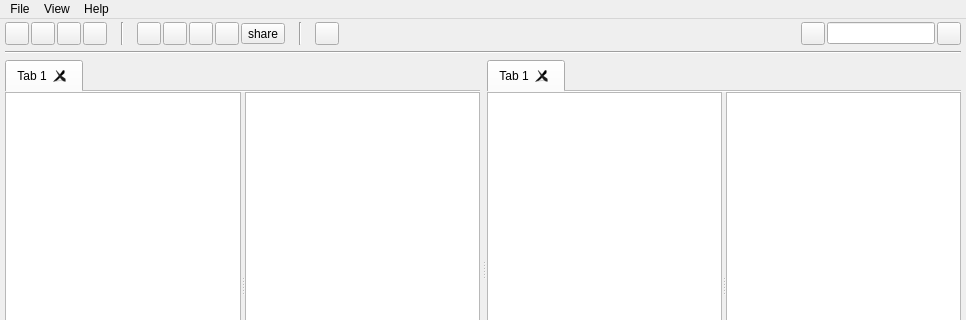
Above: mainwindow.ui from yunnsbz/File-Manager before the change; both pictures show x 0 to 966 and y 0 to 320 of the 966 by 528 pixel window. Below: the same form after it.
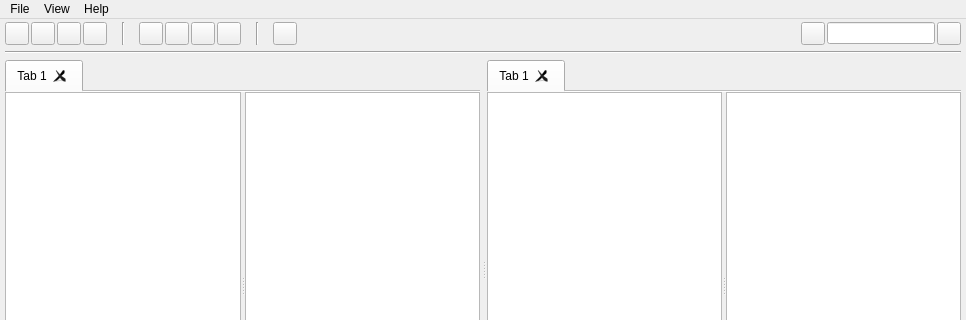
That is the form after the change. Icons and pictures are not drawn.

Commit message:
upper folder button functionality added
share button removed

```diff
--- a/mainwindow.ui
+++ b/mainwindow.ui
@@ -55,7 +55,7 @@
      <number>0</number>
     </property>
     <item>
-     <layout class="QHBoxLayout" name="toolBar" stretch="0,0,0,0,1,0,1,0,0,0,0,0,1,0,1,0,40,0,0,0">
+     <layout class="QHBoxLayout" name="toolBar" stretch="0,0,0,0,1,0,1,0,0,0,0,1,0,1,0,40,0,0,0">
       <property name="spacing">
        <number>2</number>
       </property>
@@ -214,13 +214,6 @@
         </property>
        </widget>
       </item>
-      <item>
-       <widget class="QToolButton" name="toolShareButton">
-        <property name="text">
-         <string>share</string>
-        </property>
-       </widget>
-      </item>
       <item>
        <spacer name="horizontalSpacer_5">
         <property name="orientation">
```
The commit also changes 3 other files.
